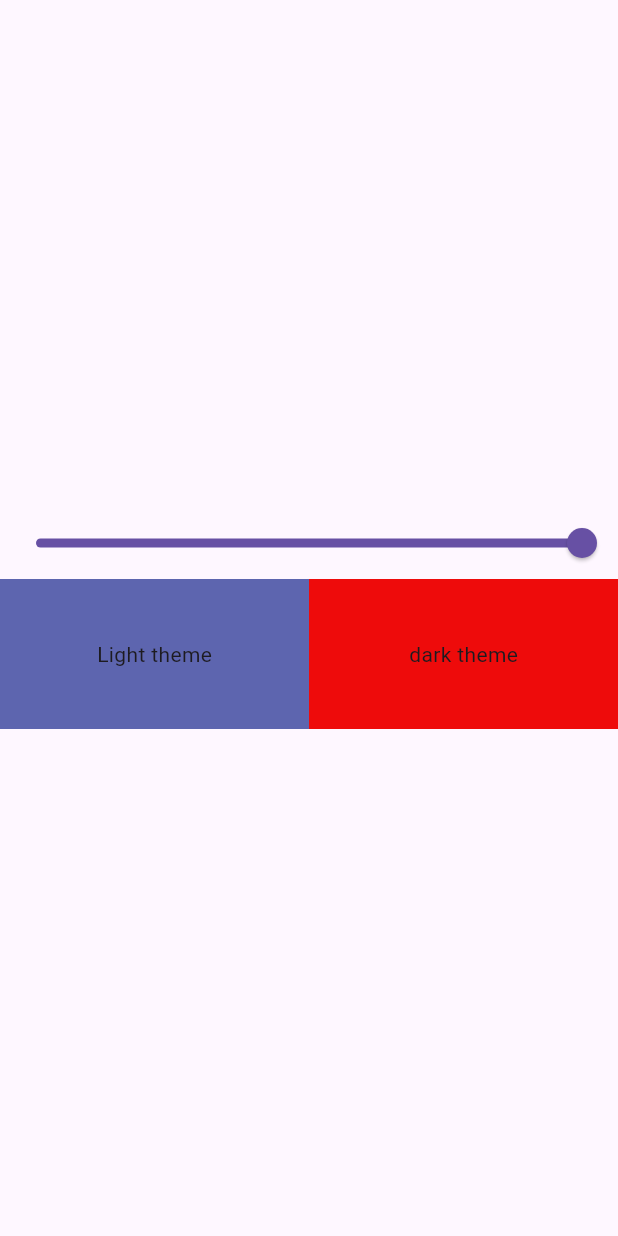
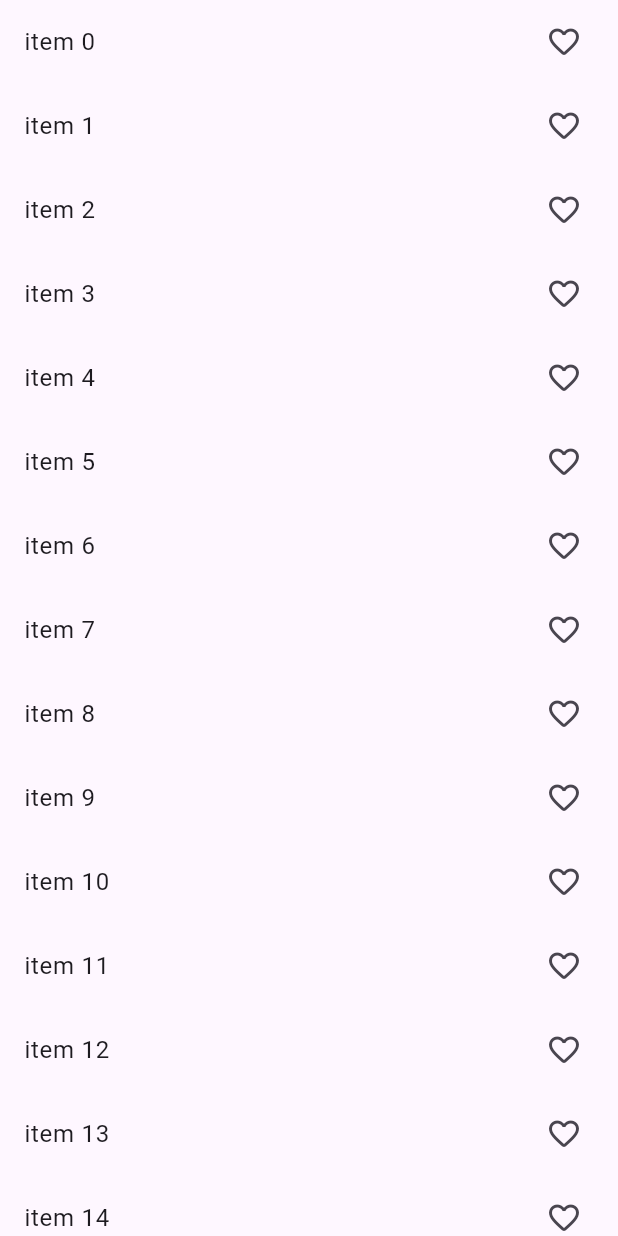
Before and after one commit to mdharis090/providercounter, a Flutter app: the screen it shows after launch, on a phone screen of 412 x 824 dp. Run offline on Flutter 3.47's test engine with Material 3 defaults, Android fonts, the phone set to English and light mode, and no system bars.

Commit message:
adding provider

```diff
--- a/lib/main.dart
+++ b/lib/main.dart
@@ -1,29 +1,26 @@
 import 'package:flutter/material.dart';
 import 'package:provider/provider.dart';
+import 'package:providercount/provider/fav_provider.dart';
 import 'package:providercount/provider/mult_provider.dart';
 import 'package:providercount/provider/provider.dart';
-import 'package:providercount/screen/count.dart';
-import 'package:providercount/screen/slider.dart';
-import 'package:flutter/foundation.dart';
+import 'package:providercount/screen/favorit.dart';
 
 void main() {
-  runApp(MyApp());
+  runApp(MultiProvider(
+    providers: [
+      ChangeNotifierProvider(create: (_) => Counter()),
+      ChangeNotifierProvider(create: (_) => hello()),
+      ChangeNotifierProvider(create: (_) => FavProvider()),
+    ],
+    child: MyApp(),
+  ));
 }
 
 class MyApp extends StatelessWidget {
-  const MyApp({super.key});
-
   @override
   Widget build(BuildContext context) {
-    return MultiProvider(
-        providers: [
-          ChangeNotifierProvider(
-            create: (_) => Counter(),
-          ),
-          ChangeNotifierProvider(create: (_) => hello()),
-        ],
-        child: MaterialApp(
-          home: TScreen(),
-        ));
+    return MaterialApp(
+      home: HomePage(),
+    );
   }
 }
--- /dev/null
+++ b/lib/provider/fav_provider.dart
@@ -0,0 +1,21 @@
+import 'package:flutter/foundation.dart';
+
+class Item {
+  final String name;
+  Item(this.name);
+}
+
+class FavProvider with ChangeNotifier {
+  List<Item> _items = [];
+  List<Item> get items => _items;
+
+  void addItem(String name) {
+    _items.add(Item(name));
+    notifyListeners();
+  }
+
+  void removeItem(int index) {
+    _items.removeAt(index);
+    notifyListeners();
+  }
+}
--- /dev/null
+++ b/lib/screen/favorit.dart
@@ -0,0 +1,31 @@
+import 'package:flutter/material.dart';
+
+class HomePage extends StatefulWidget {
+  const HomePage({Key? key}) : super(key: key);
+
+  @override
+  State<HomePage> createState() => _HomePageState();
+}
+
+class _HomePageState extends State<HomePage> {
+  @override
+  Widget build(BuildContext context) {
+    return Scaffold(
+      body: Column(
+        children: [
+          Expanded(
+            child: ListView.builder(itemBuilder: (context, index) {
+              return ListTile(
+                onTap: () {
+                  setState(() {});
+                },
+                title: Text("item $index"),
+                trailing: Icon(Icons.favorite_border_rounded),
+              );
+            }),
+          )
+        ],
+      ),
+    );
+  }
+}
--- a/lib/screen/slider.dart
+++ b/lib/screen/slider.dart
@@ -19,12 +19,14 @@ class _SliderScreenState extends State<TScreen> {
       body: Column(
         mainAxisAlignment: MainAxisAlignment.center,
         children: [
-          Slider(
+          Consumer(builder: (context, value, child) {
+            return Slider(
                 min: 0,
                 max: 1,
                 value: he.value,
                 onChanged: (val) {
                   he.setvalue(val);
+                });
           }),
           Row(
             children: [
```
Also changed, not shown: 1 other file. Lines whose indentation alone changed are shown as unchanged.
